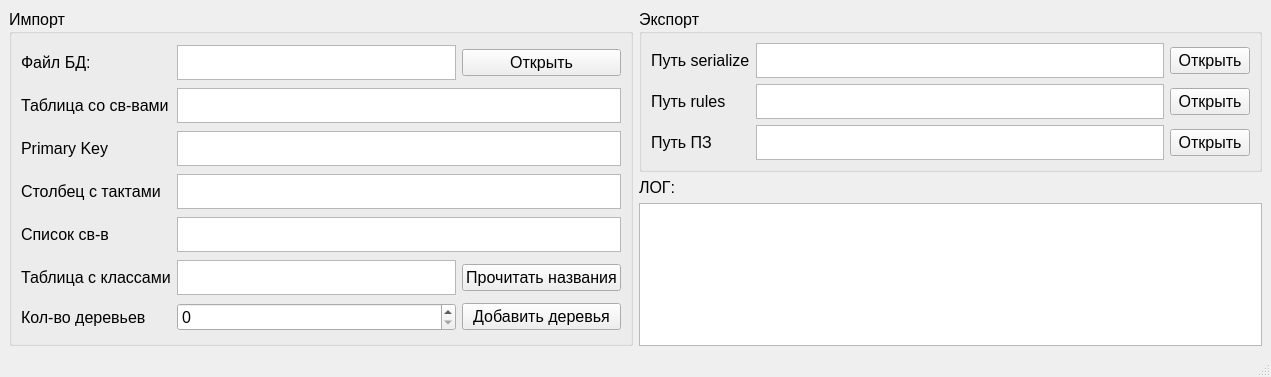
Before: the Qt Designer form mainwindow.ui in acveq/AT_KRL_STRUCTS_MAIN, drawn with Qt 5.
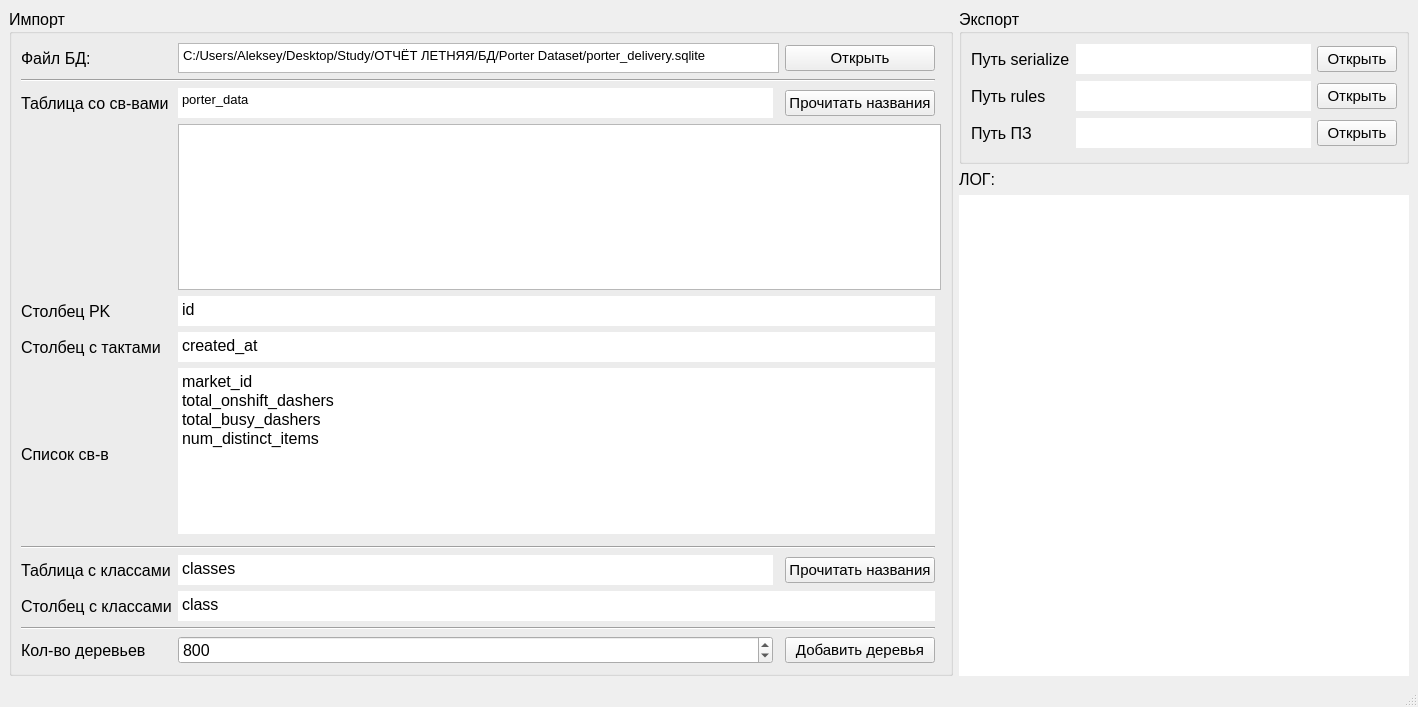
After: the same form once the commit is applied.

Commit message: add interface and model reader sqlite

Patch:
```diff
--- a/mainwindow.ui
+++ b/mainwindow.ui
@@ -6,8 +6,8 @@
    <rect>
     <x>0</x>
     <y>0</y>
-    <width>1271</width>
-    <height>377</height>
+    <width>1418</width>
+    <height>707</height>
    </rect>
   </property>
   <property name="windowTitle">
@@ -26,24 +26,55 @@
        <string>Импорт</string>
       </property>
       <layout class="QGridLayout" name="gridLayout">
-       <item row="3" column="0">
-        <widget class="QLabel" name="label_4">
+       <item row="8" column="0" colspan="4">
+        <widget class="Line" name="line">
+         <property name="orientation">
+          <enum>Qt::Horizontal</enum>
+         </property>
+        </widget>
+       </item>
+       <item row="5" column="1" colspan="3">
+        <widget class="QPlainTextEdit" name="teColumnTick">
+         <property name="maximumSize">
+          <size>
+           <width>800</width>
+           <height>30</height>
+          </size>
+         </property>
+         <property name="font">
+          <font>
+           <pointsize>12</pointsize>
+          </font>
+         </property>
+         <property name="frameShape">
+          <enum>QFrame::NoFrame</enum>
+         </property>
+         <property name="frameShadow">
+          <enum>QFrame::Sunken</enum>
+         </property>
+         <property name="plainText">
+          <string>created_at</string>
+         </property>
+        </widget>
+       </item>
+       <item row="13" column="0">
+        <widget class="QLabel" name="label_7">
          <property name="font">
           <font>
            <pointsize>12</pointsize>
           </font>
          </property>
          <property name="text">
-          <string>Столбец с тактами</string>
+          <string>Кол-во деревьев</string>
          </property>
         </widget>
        </item>
-       <item row="2" column="1" colspan="2">
+       <item row="4" column="1" colspan="3">
         <widget class="QPlainTextEdit" name="tePK">
          <property name="maximumSize">
           <size>
-           <width>16777215</width>
-           <height>35</height>
+           <width>800</width>
+           <height>30</height>
           </size>
          </property>
          <property name="font">
@@ -51,24 +82,18 @@
            <pointsize>12</pointsize>
           </font>
          </property>
-        </widget>
-       </item>
-       <item row="4" column="1" colspan="2">
-        <widget class="QPlainTextEdit" name="teAllAttrs">
-         <property name="maximumSize">
-          <size>
-           <width>16777215</width>
-           <height>35</height>
-          </size>
+         <property name="frameShape">
+          <enum>QFrame::NoFrame</enum>
          </property>
-         <property name="font">
-          <font>
-           <pointsize>12</pointsize>
-          </font>
+         <property name="frameShadow">
+          <enum>QFrame::Sunken</enum>
          </property>
+         <property name="plainText">
+          <string>id</string>
+         </property>
         </widget>
        </item>
-       <item row="1" column="0">
+       <item row="2" column="0">
         <widget class="QLabel" name="label_2">
          <property name="font">
           <font>
@@ -80,84 +105,6 @@
          </property>
         </widget>
        </item>
-       <item row="4" column="0">
-        <widget class="QLabel" name="label_5">
-         <property name="font">
-          <font>
-           <pointsize>12</pointsize>
-          </font>
-         </property>
-         <property name="text">
-          <string>Список св-в</string>
-         </property>
-        </widget>
-       </item>
-       <item row="3" column="1" colspan="2">
-        <widget class="QPlainTextEdit" name="teColumnTick">
-         <property name="maximumSize">
-          <size>
-           <width>16777215</width>
-           <height>35</height>
-          </size>
-         </property>
-         <property name="font">
-          <font>
-           <pointsize>12</pointsize>
-          </font>
-         </property>
-        </widget>
-       </item>
-       <item row="5" column="0">
-        <widget class="QLabel" name="label_6">
-         <property name="font">
-          <font>
-           <pointsize>12</pointsize>
-          </font>
-         </property>
-         <property name="text">
-          <string>Таблица с классами</string>
-         </property>
-        </widget>
-       </item>
-       <item row="2" column="0">
-        <widget class="QLabel" name="label_3">
-         <property name="font">
-          <font>
-           <pointsize>12</pointsize>
-          </font>
-         </property>
-         <property name="text">
-          <string>Primary Key</string>
-         </property>
-        </widget>
-       </item>
-       <item row="0" column="1">
-        <widget class="QPlainTextEdit" name="teDBFile">
-         <property name="maximumSize">
-          <size>
-           <width>16777215</width>
-           <height>35</height>
-          </size>
-         </property>
-         <property name="font">
-          <font>
-           <pointsize>12</pointsize>
-          </font>
-         </property>
-        </widget>
-       </item>
-       <item row="0" column="2">
-        <widget class="QPushButton" name="btnOpenDB">
-         <property name="font">
-          <font>
-           <pointsize>12</pointsize>
-          </font>
-         </property>
-         <property name="text">
-          <string>Открыть</string>
-         </property>
-        </widget>
-       </item>
        <item row="0" column="0">
         <widget class="QLabel" name="label">
          <property name="font">
@@ -170,12 +117,78 @@
          </property>
         </widget>
        </item>
-       <item row="1" column="1" colspan="2">
+       <item row="9" column="0">
+        <widget class="QLabel" name="label_6">
+         <property name="font">
+          <font>
+           <pointsize>12</pointsize>
+          </font>
+         </property>
+         <property name="text">
+          <string>Таблица с классами</string>
+         </property>
+        </widget>
+       </item>
+       <item row="2" column="1">
         <widget class="QPlainTextEdit" name="teAttrName">
          <property name="maximumSize">
           <size>
+           <width>800</width>
+           <height>30</height>
+          </size>
+         </property>
+         <property name="font">
+          <font>
+           <pointsize>10</pointsize>
+          </font>
+         </property>
+         <property name="frameShape">
+          <enum>QFrame::NoFrame</enum>
+         </property>
+         <property name="frameShadow">
+          <enum>QFrame::Sunken</enum>
+         </property>
+         <property name="plainText">
+          <string>porter_data</string>
+         </property>
+        </widget>
+       </item>
+       <item row="0" column="3">
+        <widget class="QPushButton" name="btnOpenDB">
+         <property name="font">
+          <font>
+           <pointsize>11</pointsize>
+          </font>
+         </property>
+         <property name="text">
+          <string>Открыть</string>
+         </property>
+        </widget>
+       </item>
+       <item row="11" column="0">
+        <widget class="QLabel" name="label_10">
+         <property name="font">
+          <font>
+           <pointsize>12</pointsize>
+          </font>
+         </property>
+         <property name="text">
+          <string>Столбец с классами</string>
+         </property>
+        </widget>
+       </item>
+       <item row="6" column="1" colspan="3">
+        <widget class="QPlainTextEdit" name="teAllAttrs">
+         <property name="minimumSize">
+          <size>
+           <width>0</width>
+           <height>105</height>
+          </size>
+         </property>
+         <property name="maximumSize">
+          <size>
            <width>16777215</width>
-           <height>35</height>
+           <height>50000</height>
           </size>
          </property>
          <property name="font">
@@ -183,49 +196,104 @@
            <pointsize>12</pointsize>
           </font>
          </property>
+         <property name="frameShape">
+          <enum>QFrame::NoFrame</enum>
+         </property>
+         <property name="frameShadow">
+          <enum>QFrame::Sunken</enum>
+         </property>
+         <property name="plainText">
+          <string>market_id
+total_onshift_dashers
+total_busy_dashers
+num_distinct_items</string>
+         </property>
         </widget>
        </item>
-       <item row="6" column="0">
-        <widget class="QLabel" name="label_7">
+       <item row="0" column="1" colspan="2">
+        <widget class="QPlainTextEdit" name="teDBFile">
+         <property name="maximumSize">
+          <size>
+           <width>16777215</width>
+           <height>30</height>
+          </size>
+         </property>
          <property name="font">
           <font>
+           <pointsize>10</pointsize>
+          </font>
+         </property>
+         <property name="plainText">
+          <string>C:/Users/Aleksey/Desktop/Study/ОТЧЁТ ЛЕТНЯЯ/БД/Porter Dataset/porter_delivery.sqlite</string>
+         </property>
+        </widget>
+       </item>
+       <item row="5" column="0">
+        <widget class="QLabel" name="label_4">
+         <property name="font">
+          <font>
            <pointsize>12</pointsize>
           </font>
          </property>
          <property name="text">
-          <string>Кол-во деревьев</string>
+          <string>Столбец с тактами</string>
          </property>
         </widget>
        </item>
-       <item row="6" column="1">
+       <item row="4" column="0">
+        <widget class="QLabel" name="label_3">
+         <property name="font">
+          <font>
+           <pointsize>12</pointsize>
+          </font>
+         </property>
+         <property name="text">
+          <string>Столбец PK</string>
+         </property>
+        </widget>
+       </item>
+       <item row="13" column="1">
         <widget class="QSpinBox" name="sbTreeCount">
          <property name="font">
           <font>
            <pointsize>12</pointsize>
           </font>
          </property>
+         <property name="minimum">
+          <number>1</number>
+         </property>
+         <property name="maximum">
+          <number>10000</number>
+         </property>
+         <property name="value">
+          <number>800</number>
+         </property>
         </widget>
        </item>
-       <item row="5" column="1">
-        <widget class="QPlainTextEdit" name="teClassTable">
-         <property name="maximumSize">
-          <size>
-           <width>16777215</width>
-           <height>35</height>
-          </size>
+       <item row="12" column="0" colspan="4">
+        <widget class="Line" name="line_2">
+         <property name="orientation">
+          <enum>Qt::Horizontal</enum>
          </property>
+        </widget>
+       </item>
+       <item row="6" column="0" rowspan="2">
+        <widget class="QLabel" name="label_5">
          <property name="font">
           <font>
            <pointsize>12</pointsize>
           </font>
          </property>
+         <property name="text">
+          <string>Список св-в</string>
+         </property>
         </widget>
        </item>
-       <item row="5" column="2">
+       <item row="9" column="3">
         <widget class="QPushButton" name="btnReadClasses">
          <property name="font">
           <font>
-           <pointsize>12</pointsize>
+           <pointsize>11</pointsize>
           </font>
          </property>
          <property name="text">
@@ -233,11 +301,59 @@
          </property>
         </widget>
        </item>
-       <item row="6" column="2">
+       <item row="9" column="1">
+        <widget class="QPlainTextEdit" name="teClassTable">
+         <property name="maximumSize">
+          <size>
+           <width>800</width>
+           <height>30</height>
+          </size>
+         </property>
+         <property name="font">
+          <font>
+           <pointsize>12</pointsize>
+          </font>
+         </property>
+         <property name="frameShape">
+          <enum>QFrame::NoFrame</enum>
+         </property>
+         <property name="frameShadow">
+          <enum>QFrame::Sunken</enum>
+         </property>
+         <property name="plainText">
+          <string>classes</string>
+         </property>
+        </widget>
+       </item>
+       <item row="11" column="1" colspan="3">
+        <widget class="QPlainTextEdit" name="teClassTable_2">
+         <property name="maximumSize">
+          <size>
+           <width>800</width>
+           <height>30</height>
+          </size>
+         </property>
+         <property name="font">
+          <font>
+           <pointsize>12</pointsize>
+          </font>
+         </property>
+         <property name="frameShape">
+          <enum>QFrame::NoFrame</enum>
+         </property>
+         <property name="frameShadow">
+          <enum>QFrame::Sunken</enum>
+         </property>
+         <property name="plainText">
+          <string>class</string>
+         </property>
+        </widget>
+       </item>
+       <item row="13" column="3">
         <widget class="QPushButton" name="btnAddTrees">
          <property name="font">
           <font>
-           <pointsize>12</pointsize>
+           <pointsize>11</pointsize>
           </font>
          </property>
          <property name="text">
@@ -245,15 +361,79 @@
          </property>
         </widget>
        </item>
+       <item row="1" column="0" colspan="4">
+        <widget class="Line" name="line_3">
+         <property name="orientation">
+          <enum>Qt::Horizontal</enum>
+         </property>
+        </widget>
+       </item>
+       <item row="3" column="1" colspan="4">
+        <widget class="QTableView" name="tableView">
+         <property name="font">
+          <font>
+           <pointsize>9</pointsize>
+          </font>
+         </property>
+        </widget>
+       </item>
+       <item row="2" column="3">
+        <widget class="QPushButton" name="btnReadTable">
+         <property name="font">
+          <font>
+           <pointsize>11</pointsize>
+          </font>
+         </property>
+         <property name="text">
+          <string>Прочитать названия</string>
+         </property>
+        </widget>
+       </item>
       </layout>
      </widget>
     </item>
+    <item row="1" column="1">
+     <widget class="QLabel" name="label_8">
+      <property name="maximumSize">
+       <size>
+        <width>450</width>
+        <height>16777215</height>
+       </size>
+      </property>
+      <property name="font">
+       <font>
+        <pointsize>12</pointsize>
+       </font>
+      </property>
+      <property name="text">
+       <string>ЛОГ:</string>
+      </property>
+     </widget>
+    </item>
+    <item row="2" column="1">
+     <widget class="QTextEdit" name="teLog">
+      <property name="maximumSize">
+       <size>
+        <width>450</width>
+        <height>16777215</height>
+       </size>
+      </property>
+      <property name="font">
+       <font>
+        <pointsize>13</pointsize>
+       </font>
+      </property>
+      <property name="frameShape">
+       <enum>QFrame::NoFrame</enum>
+      </property>
+     </widget>
+    </item>
     <item row="0" column="1">
      <widget class="QGroupBox" name="groupBox_2">
       <property name="maximumSize">
        <size>
-        <width>16777215</width>
-        <height>10000</height>
+        <width>450</width>
+        <height>155</height>
        </size>
       </property>
       <property name="font">
@@ -270,7 +450,7 @@
          <property name="maximumSize">
           <size>
            <width>16777215</width>
-           <height>35</height>
+           <height>30</height>
           </size>
          </property>
          <property name="font">
@@ -278,6 +458,9 @@
            <pointsize>12</pointsize>
           </font>
          </property>
+         <property name="frameShape">
+          <enum>QFrame::NoFrame</enum>
+         </property>
         </widget>
        </item>
        <item row="0" column="1">
@@ -285,7 +468,7 @@
          <property name="maximumSize">
           <size>
            <width>16777215</width>
-           <height>35</height>
+           <height>30</height>
           </size>
          </property>
          <property name="font">
@@ -293,6 +476,9 @@
            <pointsize>12</pointsize>
           </font>
          </property>
+         <property name="frameShape">
+          <enum>QFrame::NoFrame</enum>
+         </property>
         </widget>
        </item>
        <item row="2" column="0">
@@ -324,7 +510,7 @@
          <property name="maximumSize">
           <size>
            <width>16777215</width>
-           <height>35</height>
+           <height>30</height>
           </size>
          </property>
          <property name="font">
@@ -332,13 +518,16 @@
            <pointsize>12</pointsize>
           </font>
          </property>
+         <property name="frameShape">
+          <enum>QFrame::NoFrame</enum>
+         </property>
         </widget>
        </item>
        <item row="0" column="2">
         <widget class="QPushButton" name="btnExportDirS">
          <property name="font">
           <font>
-           <pointsize>12</pointsize>
+           <pointsize>11</pointsize>
           </font>
          </property>
          <property name="text">
@@ -362,7 +551,7 @@
         <widget class="QPushButton" name="btnExportDirR">
          <property name="font">
           <font>
-           <pointsize>12</pointsize>
+           <pointsize>11</pointsize>
           </font>
          </property>
          <property name="text">
@@ -374,7 +563,7 @@
         <widget class="QPushButton" name="btnExportDirP">
          <property name="font">
           <font>
-           <pointsize>12</pointsize>
+           <pointsize>11</pointsize>
           </font>
          </property>
          <property name="text">
@@ -385,21 +574,6 @@
       </layout>
      </widget>
     </item>
-    <item row="2" column="1">
-     <widget class="QTextEdit" name="teLog"/>
-    </item>
-    <item row="1" column="1">
-     <widget class="QLabel" name="label_8">
-      <property name="font">
-       <font>
-        <pointsize>12</pointsize>
-       </font>
-      </property>
-      <property name="text">
-       <string>ЛОГ:</string>
-      </property>
-     </widget>
-    </item>
    </layout>
   </widget>
   <widget class="QMenuBar" name="menubar">
@@ -407,7 +581,7 @@
     <rect>
      <x>0</x>
      <y>0</y>
-     <width>1271</width>
+     <width>1418</width>
      <height>22</height>
     </rect>
    </property>
```
The commit also changes 6 other files.
